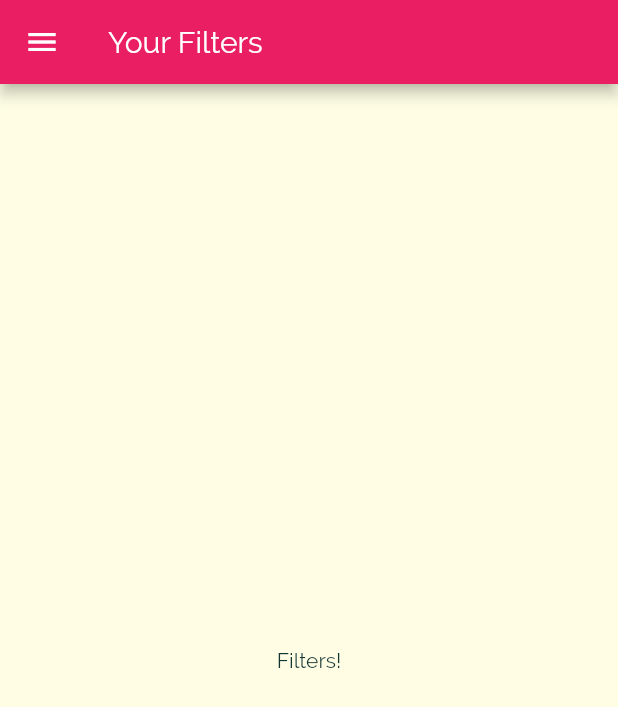
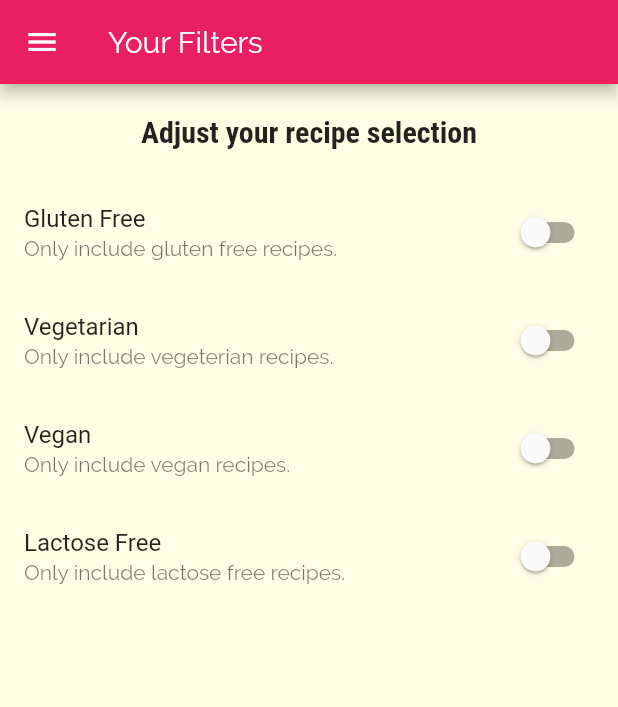
Before and after one commit to parikshitg/flutter_recipe_app, a Flutter app: the FiltersScreen screen opened by its route, on a phone screen of 412 x 824 dp. Shown: the top 707 px of the screen. Run offline on Flutter 3.47's test engine with Material 2 defaults, Android fonts, the phone set to English and light mode, and no system bars.

```diff
--- a/lib/screens/filters_screen.dart
+++ b/lib/screens/filters_screen.dart
@@ -2,8 +2,28 @@ import 'package:flutter/material.dart';
 
 import '../widgets/main_drawer.dart';
 
-class FiltersScreen extends StatelessWidget {
+class FiltersScreen extends StatefulWidget {
   static const routeName = '/fliters';
+
+  @override
+  _FiltersScreenState createState() => _FiltersScreenState();
+}
+
+class _FiltersScreenState extends State<FiltersScreen> {
+  bool _glutenFree = false;
+  bool _vegetarian = false;
+  bool _vegan = false;
+  bool _lactoseFree = false;
+
+  Widget _buildSwitchListTile(String title, String description,
+      bool currentValue, Function updateValue) {
+    return SwitchListTile(
+      value: currentValue,
+      onChanged: updateValue,
+      title: Text(title),
+      subtitle: Text(description),
+    );
+  }
 
   @override
   Widget build(BuildContext context) {
@@ -12,8 +32,54 @@ class FiltersScreen extends StatelessWidget {
         title: Text('Your Filters'),
       ),
       drawer: MainDrawer(),
-      body: Center(
-        child: Text('Filters!'),
+      body: Column(
+        children: <Widget>[
+          Container(
+            padding: EdgeInsets.all(20.0),
+            child: Text(
+              'Adjust your recipe selection',
+              style: Theme.of(context).textTheme.title,
+            ),
+          ),
+          Expanded(
+            child: ListView(
+              children: <Widget>[
+                _buildSwitchListTile(
+                  "Gluten Free",
+                  "Only include gluten free recipes.",
+                  _glutenFree,
+                  (newValue) {
+                    _glutenFree = newValue;
+                  },
+                ),
+                _buildSwitchListTile(
+                  "Vegetarian",
+                  "Only include vegeterian recipes.",
+                  _vegetarian,
+                  (newValue) {
+                    _vegetarian = newValue;
+                  },
+                ),
+                _buildSwitchListTile(
+                  "Vegan",
+                  "Only include vegan recipes.",
+                  _vegan,
+                  (newValue) {
+                    _vegan = newValue;
+                  },
+                ),
+                _buildSwitchListTile(
+                  "Lactose Free",
+                  "Only include lactose free recipes.",
+                  _lactoseFree,
+                  (newValue) {
+                    _lactoseFree = newValue;
+                  },
+                ),
+              ],
+            ),
+          ),
+        ],
       ),
     );
   }
```
